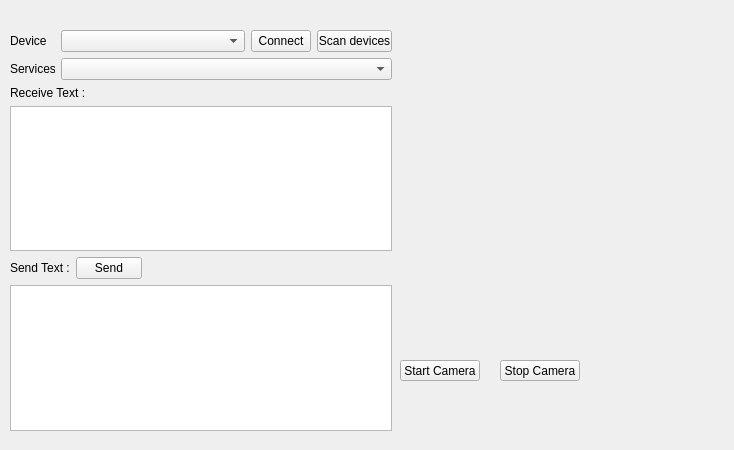
The window that Software/BLE_Connect/mainwindow.ui (trietmt9/Cueing-Shoes) describes before a commit, drawn with Qt 5.
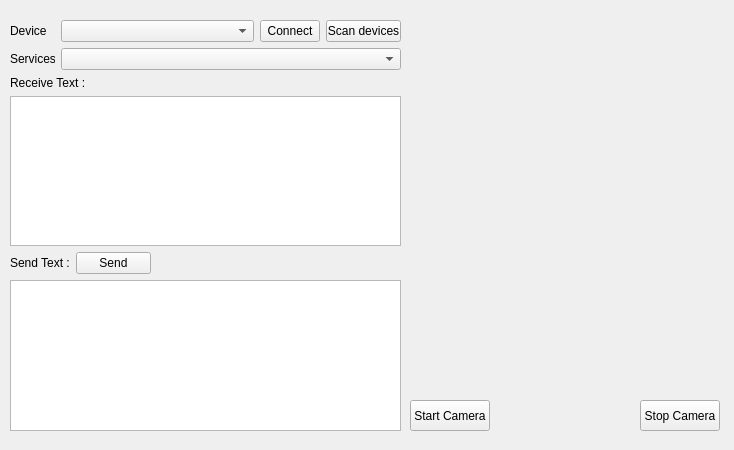
The same window after the commit.

Commit message: update BLE Handler header file

Diff of the .ui file:
```diff
--- a/Software/BLE_Connect/mainwindow.ui
+++ b/Software/BLE_Connect/mainwindow.ui
@@ -18,9 +18,9 @@
     <property name="geometry">
      <rect>
       <x>10</x>
-      <y>30</y>
-      <width>382</width>
-      <height>401</height>
+      <y>20</y>
+      <width>391</width>
+      <height>411</height>
      </rect>
     </property>
     <layout class="QVBoxLayout" name="BLELayout">
@@ -47,7 +47,7 @@
          <property name="maximumSize">
           <size>
            <width>60</width>
-           <height>16777215</height>
+           <height>50</height>
           </size>
          </property>
          <property name="text">
@@ -60,7 +60,7 @@
          <property name="maximumSize">
           <size>
            <width>75</width>
-           <height>16777215</height>
+           <height>50</height>
           </size>
          </property>
          <property name="text">
@@ -122,6 +122,12 @@
          </item>
          <item>
           <widget class="QPushButton" name="pushButton">
+           <property name="maximumSize">
+            <size>
+             <width>16777215</width>
+             <height>50</height>
+            </size>
+           </property>
            <property name="text">
             <string>Send</string>
            </property>
@@ -141,18 +147,18 @@
      <rect>
       <x>420</x>
       <y>40</y>
-      <width>291</width>
-      <height>241</height>
+      <width>301</width>
+      <height>281</height>
      </rect>
     </property>
    </widget>
    <widget class="QPushButton" name="pushButton_2">
     <property name="geometry">
      <rect>
-      <x>400</x>
-      <y>360</y>
+      <x>410</x>
+      <y>400</y>
       <width>80</width>
-      <height>21</height>
+      <height>31</height>
      </rect>
     </property>
     <property name="text">
@@ -162,10 +168,10 @@
    <widget class="QPushButton" name="pushButton_3">
     <property name="geometry">
      <rect>
-      <x>500</x>
-      <y>360</y>
+      <x>640</x>
+      <y>400</y>
       <width>80</width>
-      <height>21</height>
+      <height>31</height>
      </rect>
     </property>
     <property name="text">
```
The commit also changes 2 other files.
